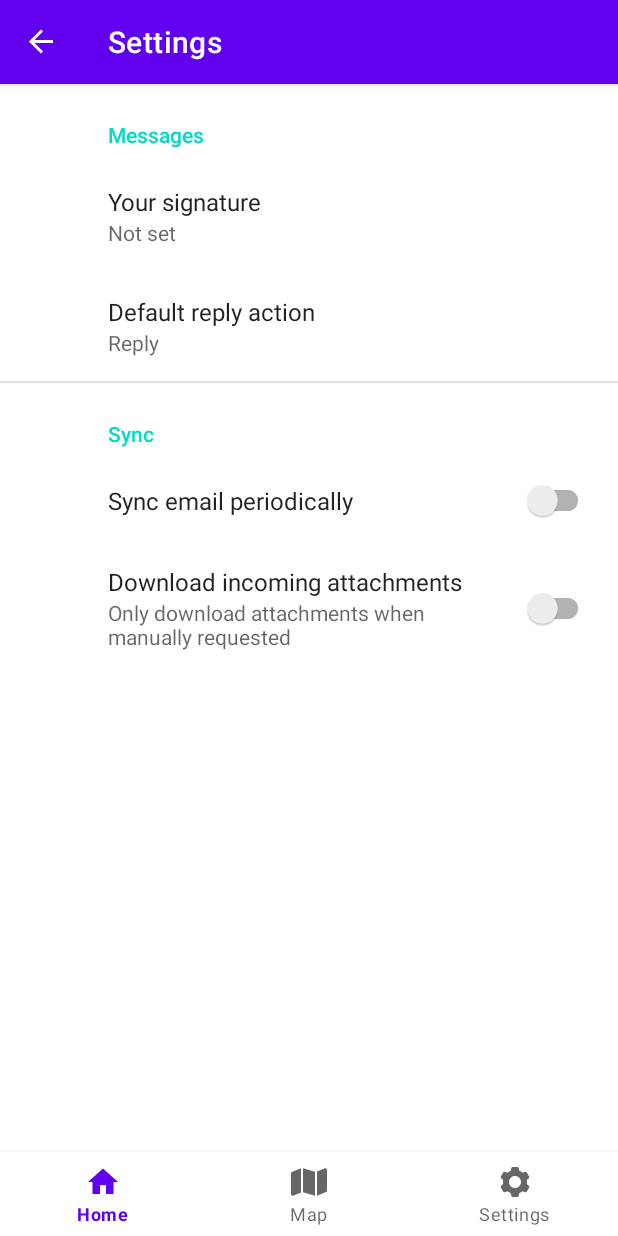
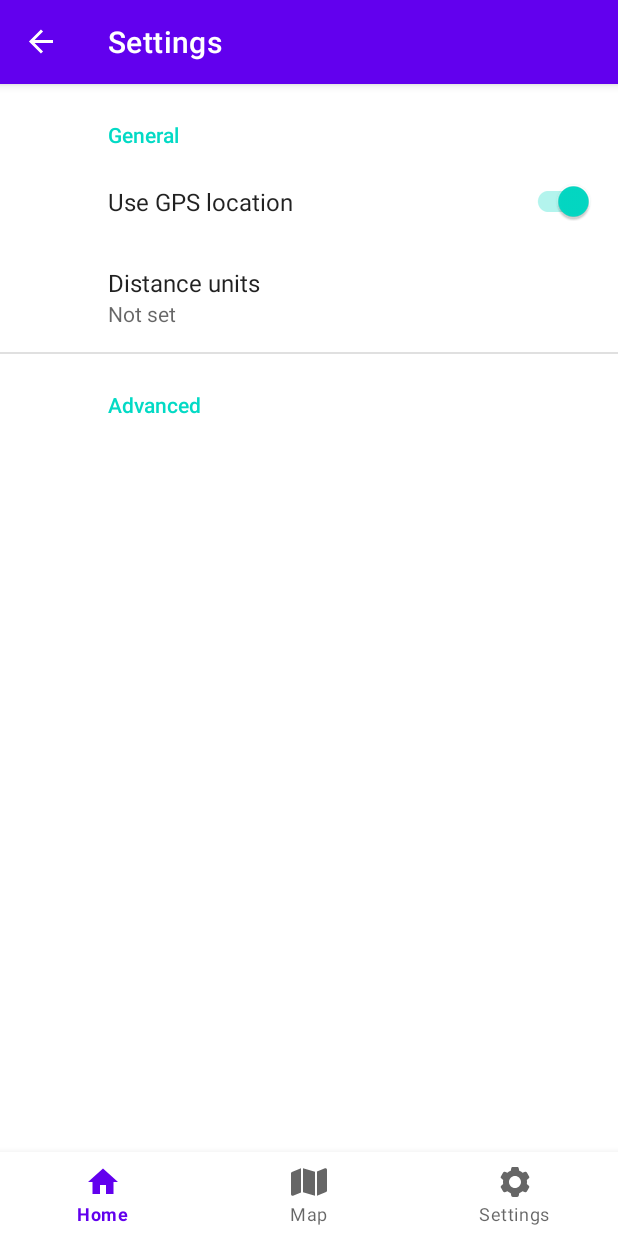
Before and after one commit to kritjo/pedalio, an Android app: the SettingsFragment screen opened through its navigation route, on a phone screen of 412 x 824 dp. Run offline under Robolectric (Android 15) with nearby library versions, the phone set to English and light mode, and no system bars; our stand-ins replace androidx.preference, navigation-ui.

Commit message:
Added some basic settings for app

```diff
--- a/app/src/main/res/values/arrays.xml
+++ b/app/src/main/res/values/arrays.xml
@@ -1,12 +1,11 @@
 <resources>
-    <!-- Reply Preference -->
-    <string-array name="reply_entries">
-        <item>Reply</item>
-        <item>Reply to all</item>
+    <!-- Units Preference -->
+    <string-array name="units_entries">
+        <item>Metric</item>
+        <item>Freedom units</item>
     </string-array>
-
-    <string-array name="reply_values">
-        <item>reply</item>
-        <item>reply_all</item>
+    <string-array name="units_entry_values">
+        <item>metric</item>
+        <item>freedom</item>
     </string-array>
 </resources>
--- a/app/src/main/res/values/strings.xml
+++ b/app/src/main/res/values/strings.xml
@@ -6,19 +6,13 @@
     <string name="cd_home">Home</string>
     <string name="title_map">Map</string>
     <string name="cd_map">Map</string>
+
+    <string name="settings_title">Settings</string>
+
     <!-- Preference Titles -->
-    <string name="messages_header">Messages</string>
-    <string name="sync_header">Sync</string>
+    <string name="basic_header">General</string>
+    <string name="adv_header">Advanced</string>
+    <string name="routing_header">Routing</string>
+    <string name="location_title">Use GPS location</string>
 
-    <!-- Messages Preferences -->
-    <string name="signature_title">Your signature</string>
-    <string name="reply_title">Default reply action</string>
-
-    <!-- Sync Preferences -->
-    <string name="sync_title">Sync email periodically</string>
-    <string name="attachment_title">Download incoming attachments</string>
-    <string name="attachment_summary_on">Automatically download attachments for incoming emails
-    </string>
-    <string name="attachment_summary_off">Only download attachments when manually requested</string>
-    <string name="settings_title">Settings</string>
 </resources>
--- a/app/src/main/res/xml/fragment_settings.xml
+++ b/app/src/main/res/xml/fragment_settings.xml
@@ -1,24 +1,30 @@
 <PreferenceScreen xmlns:app="http://schemas.android.com/apk/res-auto">
 
-    <PreferenceCategory app:title="@string/messages_header">
-
+    <PreferenceCategory app:title="@string/basic_header">
+        <!--
         <EditTextPreference
             app:key="signature"
             app:title="@string/signature_title"
-            app:useSimpleSummaryProvider="true" />
+            app:useSimpleSummaryProvider="true" />-->
 
+
+        <SwitchPreferenceCompat
+            app:key="location"
+            app:defaultValue="true"
+            app:title="@string/location_title" />
+
+        <!-- TODO: Add default value metric -->
         <ListPreference
-            app:defaultValue="reply"
-            app:entries="@array/reply_entries"
-            app:entryValues="@array/reply_values"
-            app:key="reply"
-            app:title="@string/reply_title"
+            app:entries="@array/units_entries"
+            app:entryValues="@array/units_entry_values"
+            app:key="distance_units"
+            app:title="Distance units"
             app:useSimpleSummaryProvider="true" />
 
     </PreferenceCategory>
 
-    <PreferenceCategory app:title="@string/sync_header">
-
+    <PreferenceCategory app:title="@string/adv_header">
+        <!--
         <SwitchPreferenceCompat
             app:key="sync"
             app:title="@string/sync_title" />
@@ -29,7 +35,7 @@
             app:summaryOff="@string/attachment_summary_off"
             app:summaryOn="@string/attachment_summary_on"
             app:title="@string/attachment_title" />
-
+       -->
     </PreferenceCategory>
 
 </PreferenceScreen>
```
